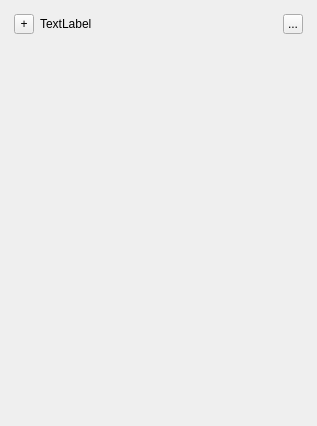
Old version of the form lib/gii/SceneEditor/ObjectContainer.ui in the repository tommo/gii.
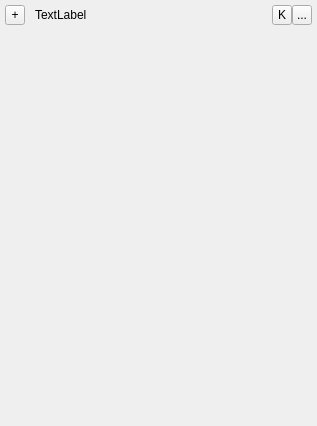
New version of the form.

Patch:
```diff
--- a/lib/gii/SceneEditor/ObjectContainer.ui
+++ b/lib/gii/SceneEditor/ObjectContainer.ui
@@ -32,6 +32,12 @@
    <item>
     <widget class="QWidget" name="ObjectHeader" native="true">
      <layout class="QHBoxLayout" name="horizontalLayout">
+      <property name="spacing">
+       <number>0</number>
+      </property>
+      <property name="margin">
+       <number>0</number>
+      </property>
       <item>
        <widget class="QToolButton" name="buttonFold">
         <property name="maximumSize">
@@ -56,6 +62,31 @@
         <property name="text">
          <string>TextLabel</string>
         </property>
+        <property name="margin">
+         <number>0</number>
+        </property>
+        <property name="indent">
+         <number>10</number>
+        </property>
+       </widget>
+      </item>
+      <item>
+       <widget class="QToolButton" name="buttonKey">
+        <property name="maximumSize">
+         <size>
+          <width>20</width>
+          <height>20</height>
+         </size>
+        </property>
+        <property name="text">
+         <string>K</string>
+        </property>
+        <property name="checkable">
+         <bool>false</bool>
+        </property>
+        <property name="checked">
+         <bool>false</bool>
+        </property>
        </widget>
       </item>
       <item>
```
Left out of the diff: 6 changed lines with no effect on the pictures.
